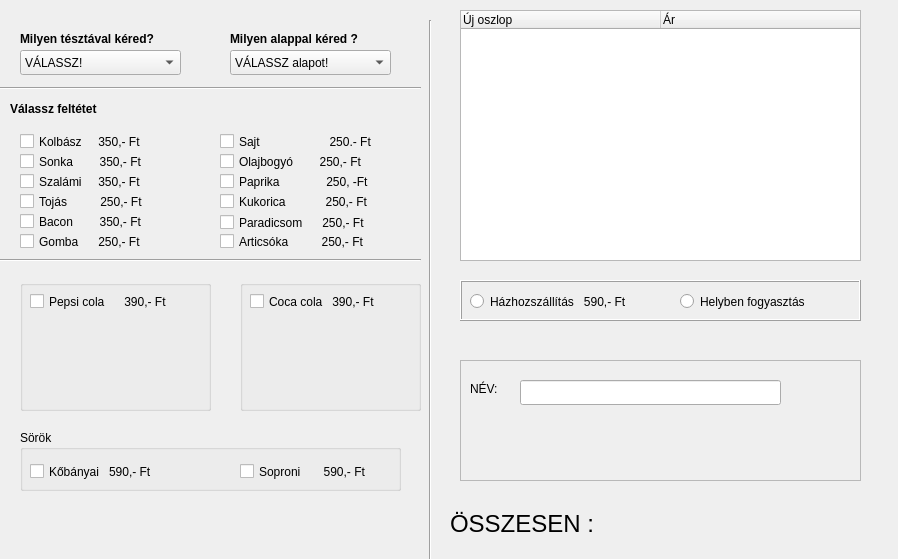
The window that pizza.ui (kobanya/PizzaUiPyqt) describes before a commit, drawn with Qt 5.
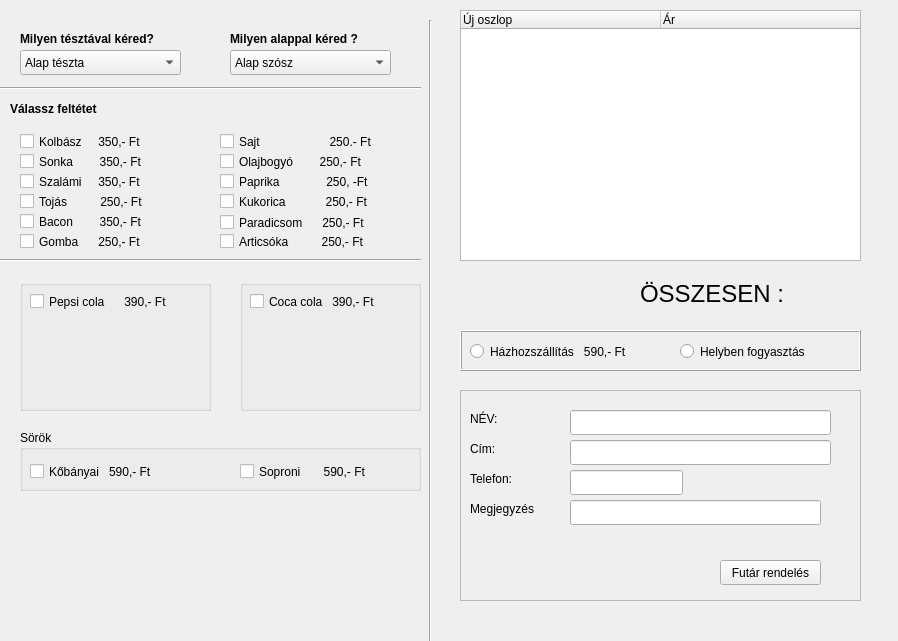
The same window after the commit. Icons and pictures are not drawn.

Commit message: házhoz szállítás adatlap 2

Diff of the .ui file:
```diff
--- a/pizza.ui
+++ b/pizza.ui
@@ -7,7 +7,7 @@
     <x>0</x>
     <y>0</y>
     <width>898</width>
-    <height>559</height>
+    <height>641</height>
    </rect>
   </property>
   <property name="windowTitle">
@@ -43,7 +43,7 @@
    </property>
    <item>
     <property name="text">
-     <string>VÁLASSZ!</string>
+     <string>Alap tészta</string>
     </property>
    </item>
    <item>
@@ -92,7 +92,7 @@
    </property>
    <item>
     <property name="text">
-     <string>VÁLASSZ alapot!</string>
+     <string>Alap szósz</string>
     </property>
    </item>
    <item>
@@ -125,7 +125,7 @@
      <x>420</x>
      <y>20</y>
      <width>20</width>
-     <height>541</height>
+     <height>631</height>
     </rect>
    </property>
    <property name="orientation">
@@ -354,9 +354,9 @@
   <widget class="QLabel" name="label_total_price">
    <property name="geometry">
     <rect>
-     <x>450</x>
-     <y>510</y>
-     <width>401</width>
+     <x>640</x>
+     <y>280</y>
+     <width>221</width>
      <height>28</height>
     </rect>
    </property>
@@ -373,7 +373,7 @@
    <property name="geometry">
     <rect>
      <x>460</x>
-     <y>280</y>
+     <y>330</y>
      <width>401</width>
      <height>41</height>
     </rect>
@@ -419,7 +419,7 @@
     <rect>
      <x>20</x>
      <y>430</y>
-     <width>381</width>
+     <width>401</width>
      <height>61</height>
     </rect>
    </property>
@@ -589,9 +589,9 @@
    <property name="geometry">
     <rect>
      <x>460</x>
-     <y>360</y>
+     <y>390</y>
      <width>401</width>
-     <height>121</height>
+     <height>211</height>
     </rect>
    </property>
    <property name="frameShape">
@@ -616,13 +616,114 @@
    <widget class="QLineEdit" name="lineEdit">
     <property name="geometry">
      <rect>
-      <x>60</x>
+      <x>110</x>
       <y>20</y>
       <width>261</width>
       <height>25</height>
      </rect>
     </property>
    </widget>
+   <widget class="QLineEdit" name="lineEdit_2">
+    <property name="geometry">
+     <rect>
+      <x>110</x>
+      <y>50</y>
+      <width>261</width>
+      <height>25</height>
+     </rect>
+    </property>
+   </widget>
+   <widget class="QLineEdit" name="lineEdit_3">
+    <property name="geometry">
+     <rect>
+      <x>110</x>
+      <y>80</y>
+      <width>113</width>
+      <height>25</height>
+     </rect>
+    </property>
+   </widget>
+   <widget class="QLineEdit" name="lineEdit_4">
+    <property name="geometry">
+     <rect>
+      <x>110</x>
+      <y>110</y>
+      <width>251</width>
+      <height>25</height>
+     </rect>
+    </property>
+   </widget>
+   <widget class="QLabel" name="label_4">
+    <property name="geometry">
+     <rect>
+      <x>10</x>
+      <y>50</y>
+      <width>66</width>
+      <height>17</height>
+     </rect>
+    </property>
+    <property name="text">
+     <string>Cím:</string>
+    </property>
+   </widget>
+   <widget class="QLabel" name="label_5">
+    <property name="geometry">
+     <rect>
+      <x>10</x>
+      <y>80</y>
+      <width>66</width>
+      <height>17</height>
+     </rect>
+    </property>
+    <property name="text">
+     <string>Telefon:</string>
+    </property>
+   </widget>
+   <widget class="QLabel" name="label_6">
+    <property name="geometry">
+     <rect>
+      <x>10</x>
+      <y>110</y>
+      <width>91</width>
+      <height>17</height>
+     </rect>
+    </property>
+    <property name="text">
+     <string>Megjegyzés</string>
+    </property>
+   </widget>
+   <widget class="QPushButton" name="pushButton">
+    <property name="geometry">
+     <rect>
+      <x>260</x>
+      <y>170</y>
+      <width>101</width>
+      <height>25</height>
+     </rect>
+    </property>
+    <property name="text">
+     <string>Futár rendelés</string>
+    </property>
+   </widget>
+   <widget class="QLabel" name="label_7">
+    <property name="geometry">
+     <rect>
+      <x>10</x>
+      <y>150</y>
+      <width>91</width>
+      <height>51</height>
+     </rect>
+    </property>
+    <property name="text">
+     <string/>
+    </property>
+    <property name="pixmap">
+     <pixmap>wolt.jpeg</pixmap>
+    </property>
+    <property name="scaledContents">
+     <bool>true</bool>
+    </property>
+   </widget>
   </widget>
  </widget>
  <resources/>
```
Left out of the diff: 10 changed lines with no effect on the pictures. The commit also changes 1 other file.
